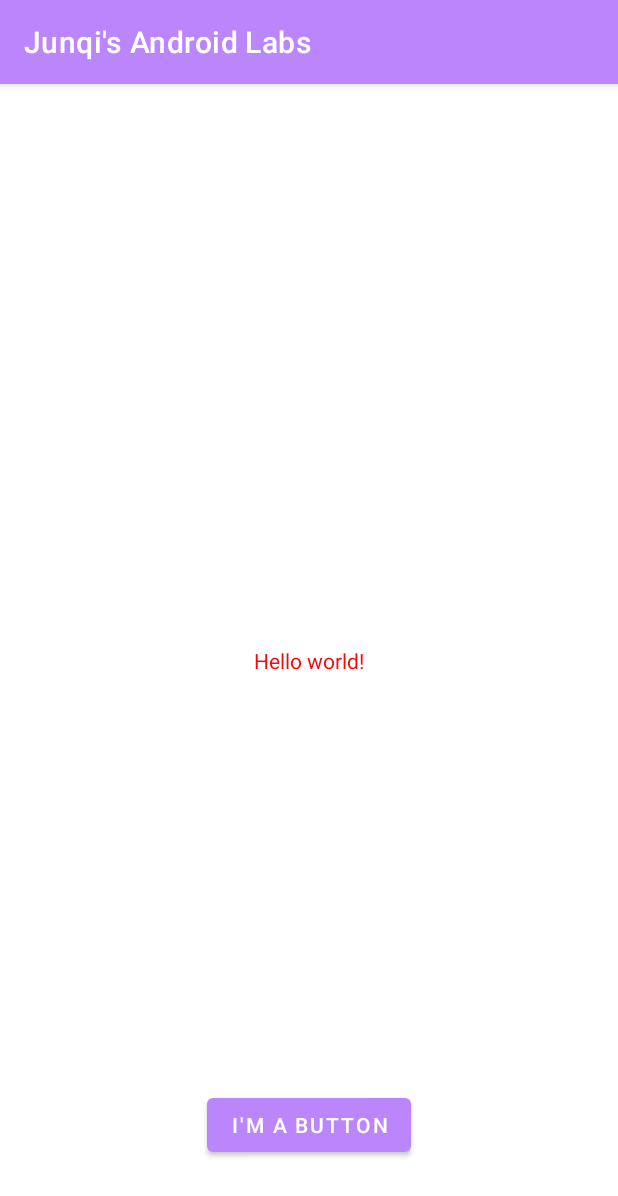
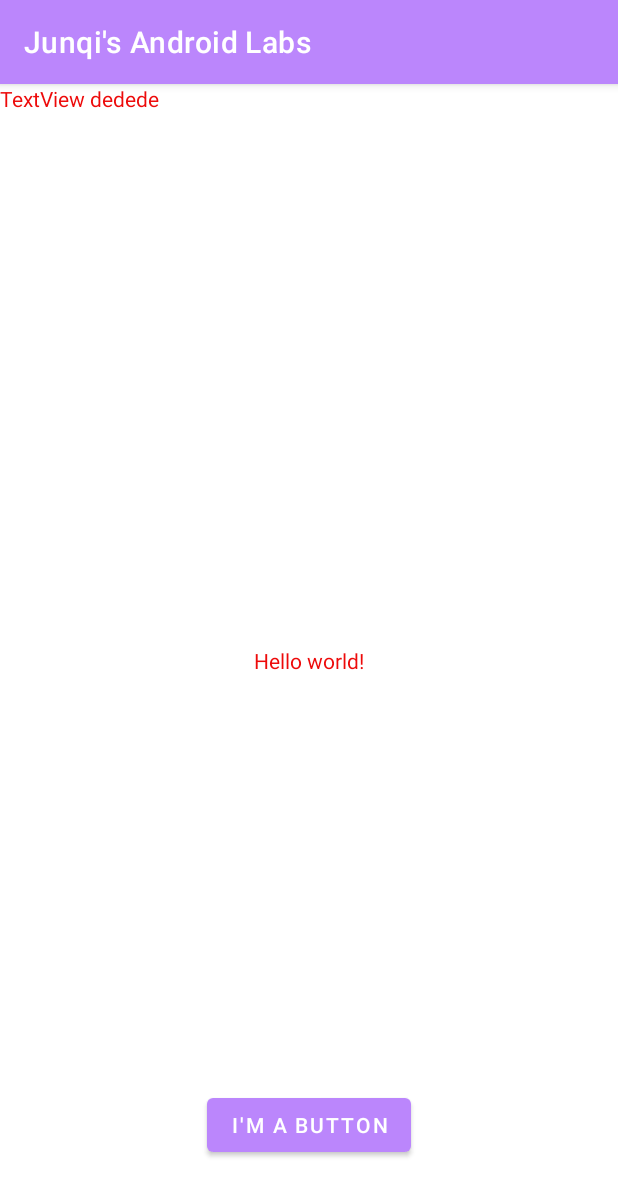
Before and after one commit to JunqiHong/JunqisAndroidLabs, an Android app: the screen it shows after launch (MainActivity), on a phone screen of 412 x 824 dp. Shown: the top 1196 px of the screen. Run offline under Robolectric (Android 15) with nearby library versions, the phone set to English and light mode, and no system bars.

Commit message:
Commit 4 Added extra lines

```diff
--- a/app/src/main/res/layout/activity_main.xml
+++ b/app/src/main/res/layout/activity_main.xml
@@ -15,6 +15,8 @@
         app:layout_constraintStart_toStartOf="parent"
         app:layout_constraintTop_toTopOf="parent" />
 
+
+
     <Button
         android:layout_width="wrap_content"
         android:layout_height="wrap_content"
@@ -25,4 +27,12 @@
         app:layout_constraintHorizontal_bias="0.5"
         app:layout_constraintStart_toStartOf="parent" />
 
+    <TextView
+        android:id="@+id/textView"
+        android:layout_width="wrap_content"
+        android:layout_height="wrap_content"
+        android:text="TextView dedede"
+        tools:layout_editor_absoluteX="174dp"
+        tools:layout_editor_absoluteY="406dp" />
+
 </androidx.constraintlayout.widget.ConstraintLayout>
```
